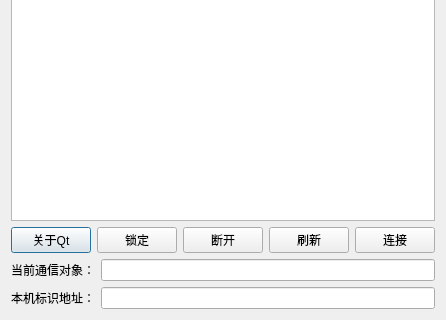
taynpg/relayFile, file Gui/Control/ConnectorControl.ui: the form before one commit; both pictures show x 0 to 446 and y 212 to 532 of the 446 by 532 pixel window.
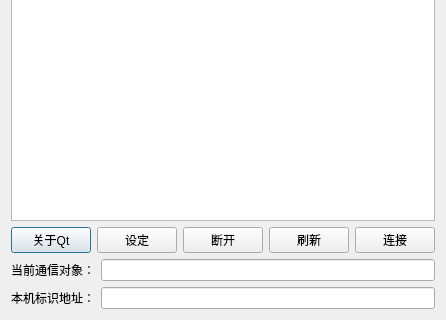
The form after the commit.

```diff
--- a/Gui/Control/ConnectorControl.ui
+++ b/Gui/Control/ConnectorControl.ui
@@ -63,7 +63,7 @@
      <item>
       <widget class="QPushButton" name="btnLock">
        <property name="text">
-        <string>锁定</string>
+        <string>设定</string>
        </property>
       </widget>
      </item>
```
